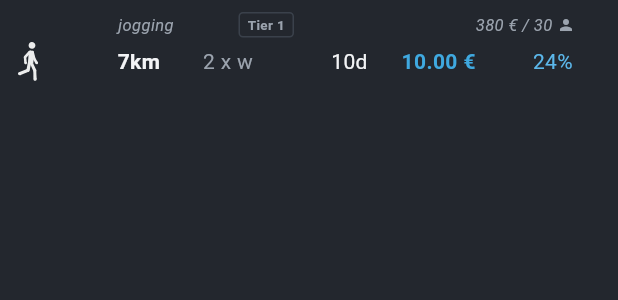
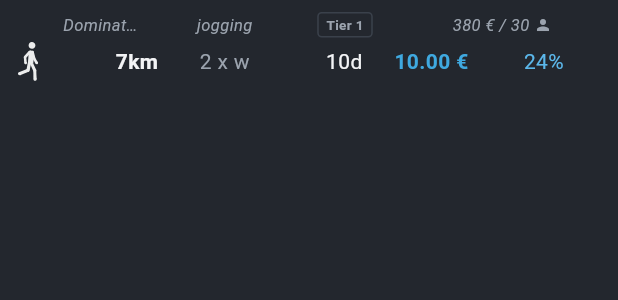
Before and after one commit to Claude-Roland/Battlebet, a Flutter app: the BetRow widget shown alone on an empty page, opened directly with sample values from the repository, on a phone screen of 412 x 824 dp. Shown: the top 300 px of the screen. Run offline on Flutter 3.47's test engine with Material 3 defaults, Android fonts, the phone set to English and light mode, and no system bars; our stand-ins replace flutter_svg, shared_preferences; accounts and stored records are empty; network calls fail; project files that could hold a hidden picture were left out.

Commit message:
Bets-Liste: Pot/Teilnehmer-Spalte fest rechtsbuendig (Icons fluchten), mehr Rand rechts, volle/abgesagte Pots ausgeblendet
- BetRow Zeile 1: feste 25vw-Luecke ersetzt durch flexiblen Spacer (lief auf
  schmalen Screens ueber und schob Pot + Bookmark aus dem Raster)
- Pot/Teilnehmer in fester 84px-Spalte rechtsbuendig, FittedBox schrumpft
  statt zu ueberlaufen -> Personen-Symbole stehen exakt untereinander
- Rechter Rand 12 -> 18 (Zeile + Sortier-Kopf), Luft zwischen Bookmark und Kante
- Marktplatz-Liste blendet aus: resolved (2), cancelled (3), pot full
  (economics.isFull) -> nichts Unannehmbares mehr in der Liste (Roland 2026-07-23)

Co-Authored-By: Claude Fable 5 <noreply@anthropic.com>
Claude-Session: https://claude.ai/code/session_01DfPTSFmkX6xTfSkT1Vf9u8

```diff
--- a/app/lib/widgets/bet_row.dart
+++ b/app/lib/widgets/bet_row.dart
@@ -34,6 +34,10 @@ class BetRow extends StatelessWidget {
   static const double iconColWidth = 30;
   static const double bookmarkColWidth = 18;
 
+  // Feste Breite der Pot/Teilnehmer-Spalte der Ueberzeile. Rechtsbuendig,
+  // damit die Personen-Symbole aller Zeilen exakt untereinander stehen.
+  static const double potColWidth = 84;
+
   // Etwas Luft zwischen distance–interval und interval–expiration
   // (identisch in Kopfzeile und Datenzeile, damit beide fluchten).
   static const double colGap = 8;
@@ -59,7 +63,7 @@ class BetRow extends StatelessWidget {
 
   Widget _content(BuildContext context, bool locked) {
     return Padding(
-      padding: const EdgeInsets.fromLTRB(12, 8, 12, 6),
+      padding: const EdgeInsets.fromLTRB(12, 8, 18, 6),
       child: Column(
         crossAxisAlignment: CrossAxisAlignment.start,
         children: [
@@ -70,6 +74,7 @@ class BetRow extends StatelessWidget {
               children: [
                 // Name (erste Spalte, flexibel) + optionaler Tag.
                 Expanded(
+                  flex: 3,
                   child: Row(
                     children: [
                       Flexible(
@@ -118,10 +123,18 @@ class BetRow extends StatelessWidget {
                       ? const Icon(Icons.lock_outline, color: AppColors.textMuted, size: 13)
                       : const SizedBox.shrink(),
                 ),
-                // Meta-Gruppe (Sportart + Tier) um 25vw nach links; Bookmark bleibt rechts.
-                SizedBox(width: MediaQuery.of(context).size.width * 0.25),
-                // Pot / aktive Teilnehmer (Roland 2026-07-21) — direkt vor dem Bookmark.
-                _participantsPot(),
+                // Flexibler Zwischenraum (frueher feste 25vw-Luecke — die lief auf
+                // schmalen Screens ueber und schob Pot + Bookmark aus dem Raster).
+                const Spacer(flex: 1),
+                // Pot / aktive Teilnehmer (Roland 2026-07-21) — feste, rechtsbuendige
+                // Spalte direkt vor dem Bookmark; schrumpft notfalls statt zu ueberlaufen.
+                SizedBox(
+                  width: potColWidth,
+                  child: Align(
+                    alignment: Alignment.centerRight,
+                    child: FittedBox(fit: BoxFit.scaleDown, child: _participantsPot()),
+                  ),
+                ),
                 const SizedBox(width: 8),
                 SizedBox(
                   width: bookmarkColWidth,
```
Also changed, not shown: app/lib/screens/bets_list_screen.dart (+7 -2 lines).
